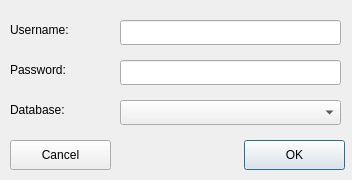
Before: the Qt Designer form trunk/ui/loginfrm.ui in BackupTheBerlios/first4-svn, drawn with Qt 5.
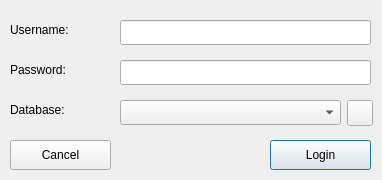
After: the same form once the commit is applied. Icons and pictures are not drawn.

Diff of the .ui file:
```diff
--- a/trunk/ui/loginfrm.ui
+++ b/trunk/ui/loginfrm.ui
@@ -5,7 +5,7 @@
    <rect>
     <x>0</x>
     <y>0</y>
-    <width>352</width>
+    <width>382</width>
     <height>180</height>
    </rect>
   </property>
@@ -17,14 +17,14 @@
   </property>
   <property name="minimumSize" >
    <size>
-    <width>352</width>
+    <width>382</width>
     <height>180</height>
    </size>
   </property>
   <property name="maximumSize" >
    <size>
-    <width>352</width>
-    <height>176</height>
+    <width>382</width>
+    <height>180</height>
    </size>
   </property>
   <property name="baseSize" >
@@ -83,7 +83,7 @@
     <rect>
      <x>120</x>
      <y>20</y>
-     <width>221</width>
+     <width>251</width>
      <height>25</height>
     </rect>
    </property>
@@ -93,7 +93,7 @@
     <rect>
      <x>120</x>
      <y>60</y>
-     <width>221</width>
+     <width>251</width>
      <height>25</height>
     </rect>
    </property>
@@ -133,14 +133,14 @@
   <widget class="QPushButton" name="btnok" >
    <property name="geometry" >
     <rect>
-     <x>244</x>
+     <x>270</x>
      <y>140</y>
      <width>101</width>
      <height>30</height>
     </rect>
    </property>
    <property name="text" >
-    <string>OK</string>
+    <string>Login</string>
    </property>
    <property name="icon" >
     <iconset resource="../resources/images/first4.qrc" >:/button_ok.png</iconset>
@@ -149,6 +149,22 @@
     <bool>true</bool>
    </property>
   </widget>
+  <widget class="QPushButton" name="btnservers" >
+   <property name="geometry" >
+    <rect>
+     <x>347</x>
+     <y>100</y>
+     <width>26</width>
+     <height>26</height>
+    </rect>
+   </property>
+   <property name="text" >
+    <string/>
+   </property>
+   <property name="icon" >
+    <iconset resource="../resources/images/first4.qrc" >:/package_utilities.png</iconset>
+   </property>
+  </widget>
  </widget>
  <tabstops>
   <tabstop>boxuser</tabstop>
```
